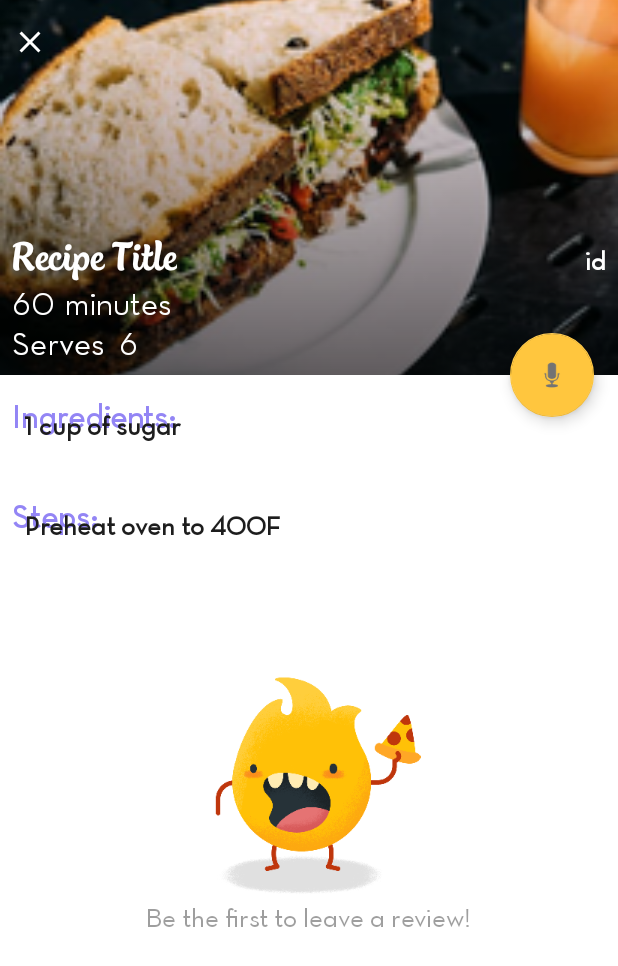
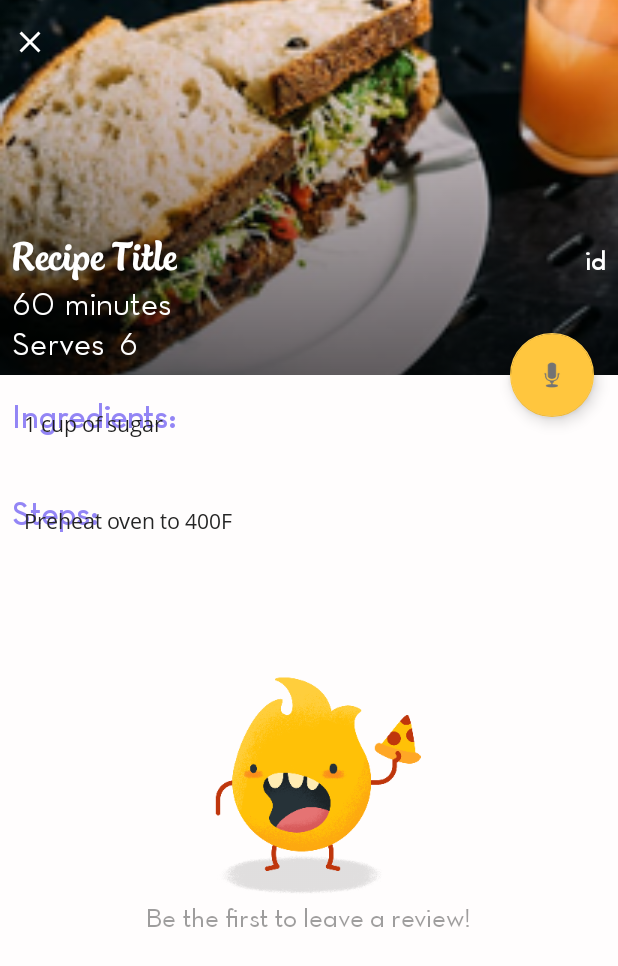
Before and after one commit to paulentine/LookMaCapstone, an Android app: the layout activity_recipe_detail.xml on its own in the app's theme, with its tools: preview values and no code run, on a phone screen of 412 x 824 dp. Shown: the top 966 px of the screen. Run offline under Robolectric (Android 15) with nearby library versions, the phone set to English and light mode, and no system bars.

Commit message:
Better text visibility

```diff
--- /dev/null
+++ b/app/src/main/res/drawable/ic_mic_white.xml
@@ -0,0 +1,5 @@
+<vector android:height="24dp" android:tint="#FFFFFF"
+    android:viewportHeight="24.0" android:viewportWidth="24.0"
+    android:width="24dp" xmlns:android="http://schemas.android.com/apk/res/android">
+    <path android:fillColor="#FF000000" android:pathData="M12,15c1.66,0 2.99,-1.34 2.99,-3L15,6c0,-1.66 -1.34,-3 -3,-3S9,4.34 9,6v6c0,1.66 1.34,3 3,3zM17.3,12c0,3 -2.54,5.1 -5.3,5.1S6.7,15 6.7,12L5,12c0,3.42 2.72,6.23 6,6.72L11,22h2v-3.28c3.28,-0.48 6,-3.3 6,-6.72h-1.7z"/>
+</vector>
--- a/app/src/main/res/layout/activity_recipe_detail.xml
+++ b/app/src/main/res/layout/activity_recipe_detail.xml
@@ -4,7 +4,7 @@
     xmlns:tools="http://schemas.android.com/tools"
     android:layout_width="match_parent"
     android:layout_height="match_parent"
-    android:background="@android:color/white"
+    android:background="#FFFDFD"
     tools:context="com.paulentine.android.capstone.RecipeDetailActivity">
 
     <RelativeLayout
@@ -133,14 +133,13 @@
 
     <TextView
         android:id="@+id/recipe_item_ingredient"
-        style="@style/AppTheme.Body1"
+        style="@style/AppTheme.Body3"
         android:layout_width="wrap_content"
         android:layout_height="wrap_content"
         android:layout_below="@+id/recipe_item_helpertext_ingredient"
         android:layout_marginLeft="16dp"
         android:layout_marginBottom="22dp"
         android:textColor="@color/almostBlack"
-        android:textStyle="bold"
         tools:text="1 cup of sugar" />
 
     <!-- Steps -->
@@ -160,14 +159,13 @@
 
     <TextView
         android:id="@+id/recipe_item_step"
-        style="@style/AppTheme.Body1"
+        style="@style/AppTheme.Body3"
         android:layout_width="wrap_content"
         android:layout_height="wrap_content"
         android:layout_below="@+id/recipe_item_helpertext_step"
         android:layout_marginLeft="16dp"
         android:layout_marginBottom="22dp"
-        android:textColor="@color/almostBlack"
-        android:textStyle="bold"
+        android:textColor="#252525"
         tools:text="Preheat oven to 400F" />
 
     <!-- View for empty steps -->
--- a/app/src/main/res/values/styles.xml
+++ b/app/src/main/res/values/styles.xml
@@ -78,6 +78,11 @@
         <item name="android:textSize">16sp</item>
     </style>
 
+    <style name="AppTheme.Body3">
+        <item name="android:fontFamily">@font/open</item>
+        <item name="android:textSize">14sp</item>
+    </style>
+
     <style name="AppTheme.Caption">
         <item name="android:fontFamily">@font/neutra</item>
         <item name="android:textSize">12sp</item>
```
Also changed, not shown: app/src/main/res/font/open.ttf (added).
